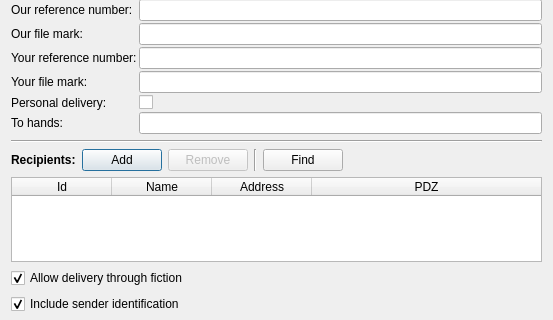
Before: the Qt Designer form src/gui/ui/dlg_send_message.ui in psakar/datovka, drawn with Qt 5; both pictures show x 0 to 553 and y 174 to 494 of the 553 by 727 pixel window.
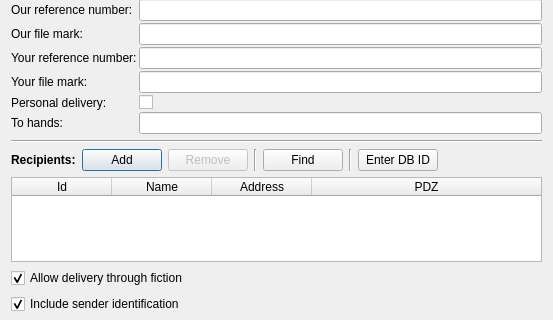
After: the same form once the commit is applied. Icons and pictures are not drawn.

Commit message: Added button allowing to enter address of Databox manually

```diff
--- a/src/gui/ui/dlg_send_message.ui
+++ b/src/gui/ui/dlg_send_message.ui
@@ -407,6 +407,27 @@
        </property>
       </widget>
      </item>
+     <item>
+      <widget class="Line" name="line_6">
+       <property name="orientation">
+        <enum>Qt::Vertical</enum>
+       </property>
+      </widget>
+     </item>
+     <item>
+      <widget class="QPushButton" name="enterDbIdpushButton">
+       <property name="toolTip">
+        <string>Allows to enter address of Databox manually</string>
+       </property>
+       <property name="text">
+        <string>Enter DB ID</string>
+       </property>
+       <property name="icon">
+        <iconset resource="../../../res/resources.qrc">
+         <normaloff>:/icons/3party/pencil_16.png</normaloff>:/icons/3party/pencil_16.png</iconset>
+       </property>
+      </widget>
+     </item>
      <item>
       <spacer name="recipienthorizontalSpacer">
        <property name="orientation">
```
The commit also changes 2 other files.
